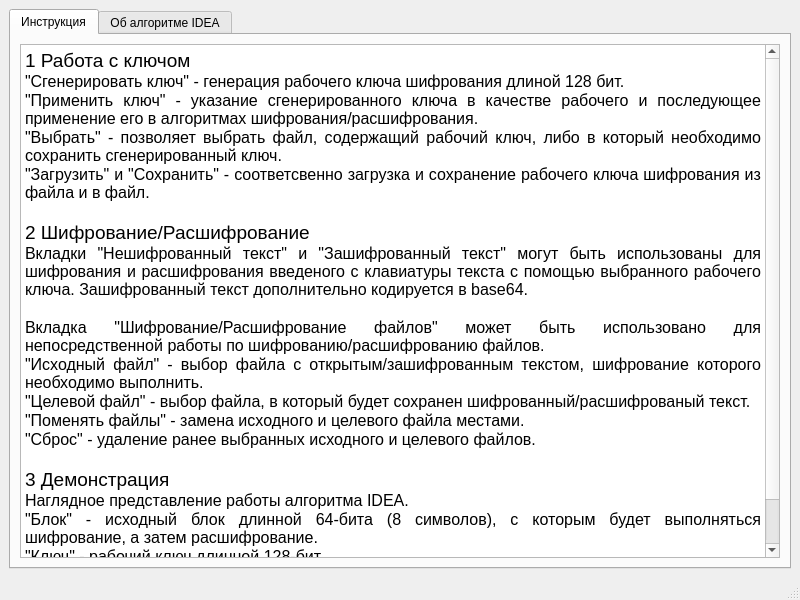
Qt form forms/help.ui (suiljex/idea_tools) before a commit.
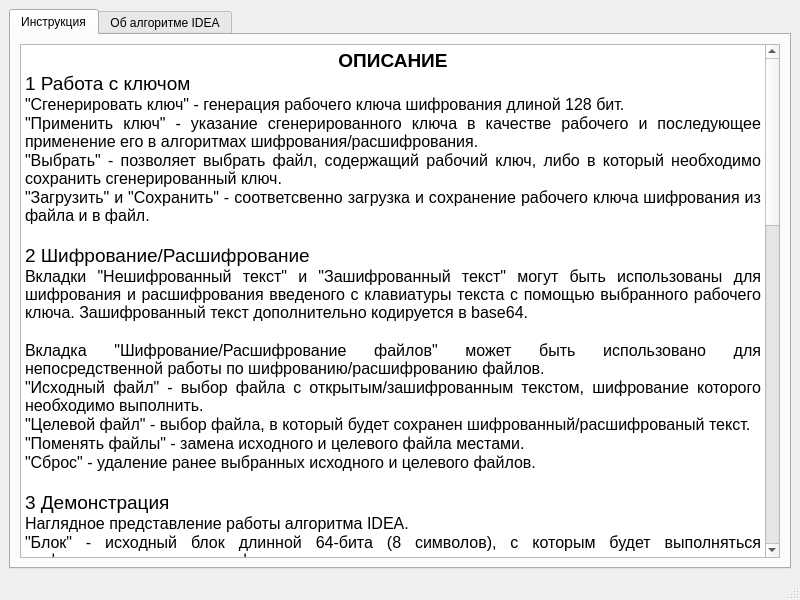
The same form after that commit.

Commit message: FIX Справка   Обновлена инструкция

```diff
--- a/forms/help.ui
+++ b/forms/help.ui
@@ -32,6 +32,7 @@
 &lt;html&gt;&lt;head&gt;&lt;meta name=&quot;qrichtext&quot; content=&quot;1&quot; /&gt;&lt;style type=&quot;text/css&quot;&gt;
 p, li { white-space: pre-wrap; }
 &lt;/style&gt;&lt;/head&gt;&lt;body style=&quot; font-family:'Sans'; font-size:9pt; font-weight:400; font-style:normal;&quot;&gt;
+&lt;p align=&quot;center&quot; style=&quot; margin-top:0px; margin-bottom:0px; margin-left:0px; margin-right:0px; -qt-block-indent:0; text-indent:0px;&quot;&gt;&lt;span style=&quot; font-size:14pt; font-weight:600;&quot;&gt;ОПИСАНИЕ&lt;/span&gt;&lt;/p&gt;
 &lt;p style=&quot; margin-top:0px; margin-bottom:0px; margin-left:0px; margin-right:0px; -qt-block-indent:0; text-indent:0px;&quot;&gt;&lt;span style=&quot; font-size:14pt;&quot;&gt;1 Работа с ключом&lt;/span&gt;&lt;/p&gt;
 &lt;p align=&quot;justify&quot; style=&quot; margin-top:0px; margin-bottom:0px; margin-left:0px; margin-right:0px; -qt-block-indent:0; text-indent:0px;&quot;&gt;&lt;span style=&quot; font-size:12pt;&quot;&gt;&amp;quot;Сгенерировать ключ&amp;quot; - генерация рабочего ключа шифрования длиной 128 бит.&lt;/span&gt;&lt;/p&gt;
 &lt;p align=&quot;justify&quot; style=&quot; margin-top:0px; margin-bottom:0px; margin-left:0px; margin-right:0px; -qt-block-indent:0; text-indent:0px;&quot;&gt;&lt;span style=&quot; font-size:12pt;&quot;&gt;&amp;quot;Применить ключ&amp;quot; - указание сгенерированного ключа в качестве рабочего и последующее применение его в алгоритмах шифрования/расшифрования.&lt;/span&gt;&lt;/p&gt;
@@ -52,7 +53,40 @@
 &lt;p align=&quot;justify&quot; style=&quot; margin-top:0px; margin-bottom:0px; margin-left:0px; margin-right:0px; -qt-block-indent:0; text-indent:0px;&quot;&gt;&lt;span style=&quot; font-size:12pt;&quot;&gt;&amp;quot;Блок&amp;quot; - исходный блок длинной 64-бита (8 символов), с которым будет выполняться шифрование, а затем расшифрование.&lt;/span&gt;&lt;/p&gt;
 &lt;p align=&quot;justify&quot; style=&quot; margin-top:0px; margin-bottom:0px; margin-left:0px; margin-right:0px; -qt-block-indent:0; text-indent:0px;&quot;&gt;&lt;span style=&quot; font-size:12pt;&quot;&gt;&amp;quot;Ключ&amp;quot; - рабочий ключ длинной 128-бит.&lt;/span&gt;&lt;/p&gt;
 &lt;p align=&quot;justify&quot; style=&quot; margin-top:0px; margin-bottom:0px; margin-left:0px; margin-right:0px; -qt-block-indent:0; text-indent:0px;&quot;&gt;&lt;span style=&quot; font-size:12pt;&quot;&gt;В выпадающем списке представлены все шаги алгоритма шифрования и расшифрования.&lt;/span&gt;&lt;/p&gt;
-&lt;p align=&quot;justify&quot; style=&quot; margin-top:0px; margin-bottom:0px; margin-left:0px; margin-right:0px; -qt-block-indent:0; text-indent:0px;&quot;&gt;&lt;span style=&quot; font-size:12pt;&quot;&gt;&amp;quot;Начать&amp;quot; - выполнить демонстрационное шифрование/расшифрование.&lt;/span&gt;&lt;/p&gt;&lt;/body&gt;&lt;/html&gt;</string>
+&lt;p align=&quot;justify&quot; style=&quot; margin-top:0px; margin-bottom:0px; margin-left:0px; margin-right:0px; -qt-block-indent:0; text-indent:0px;&quot;&gt;&lt;span style=&quot; font-size:12pt;&quot;&gt;&amp;quot;Начать&amp;quot; - выполнить демонстрационное шифрование/расшифрование.&lt;/span&gt;&lt;/p&gt;
+&lt;p align=&quot;justify&quot; style=&quot;-qt-paragraph-type:empty; margin-top:0px; margin-bottom:0px; margin-left:0px; margin-right:0px; -qt-block-indent:0; text-indent:0px; font-size:12pt;&quot;&gt;&lt;br /&gt;&lt;/p&gt;
+&lt;p align=&quot;center&quot; style=&quot; margin-top:0px; margin-bottom:0px; margin-left:0px; margin-right:0px; -qt-block-indent:0; text-indent:0px;&quot;&gt;&lt;span style=&quot; font-size:14pt; font-weight:600;&quot;&gt;ИНСТРУКЦИЯ&lt;/span&gt;&lt;/p&gt;
+&lt;p style=&quot; margin-top:0px; margin-bottom:0px; margin-left:0px; margin-right:0px; -qt-block-indent:0; text-indent:0px;&quot;&gt;&lt;span style=&quot; font-size:14pt;&quot;&gt;Шифрование текстов, вводимых вручную:&lt;/span&gt;&lt;/p&gt;
+&lt;p align=&quot;justify&quot; style=&quot; margin-top:0px; margin-bottom:0px; margin-left:0px; margin-right:0px; -qt-block-indent:0; text-indent:0px;&quot;&gt;&lt;span style=&quot; font-size:12pt;&quot;&gt;1) Выберите основание ключа - двоичное (2) или шестнадцатиричное (16)&lt;/span&gt;&lt;/p&gt;
+&lt;p align=&quot;justify&quot; style=&quot; margin-top:0px; margin-bottom:0px; margin-left:0px; margin-right:0px; -qt-block-indent:0; text-indent:0px;&quot;&gt;&lt;span style=&quot; font-size:12pt;&quot;&gt;2) Нажмите кнопку &amp;quot;Сгенерировать ключ&amp;quot; или введите ключ самостоятельно (128 бит - для двоичного основания и 32 разряда - для шестнадцатиричного), затем нажмите кнопку &amp;quot;Применить ключ&amp;quot; (Также в качестве источника ключа может служить ключевой файл, содержащий ключ в указанном основании, для использования его необходимо нажать кнопку &amp;quot;Выбрать&amp;quot;, выбрать файл, нажать кнопку &amp;quot;Загрузить&amp;quot;)&lt;/span&gt;&lt;/p&gt;
+&lt;p align=&quot;justify&quot; style=&quot; margin-top:0px; margin-bottom:0px; margin-left:0px; margin-right:0px; -qt-block-indent:0; text-indent:0px;&quot;&gt;&lt;span style=&quot; font-size:12pt;&quot;&gt;3) Перейдите на вкладку &amp;quot;Нешифрованный текст&amp;quot; и в пустом поле введите открытый текст, который необходимо зашифровать&lt;/span&gt;&lt;/p&gt;
+&lt;p align=&quot;justify&quot; style=&quot; margin-top:0px; margin-bottom:0px; margin-left:0px; margin-right:0px; -qt-block-indent:0; text-indent:0px;&quot;&gt;&lt;span style=&quot; font-size:12pt;&quot;&gt;4) Нажмите кнопку &amp;quot;Зашифровать&amp;quot;&lt;/span&gt;&lt;/p&gt;
+&lt;p align=&quot;justify&quot; style=&quot; margin-top:0px; margin-bottom:0px; margin-left:0px; margin-right:0px; -qt-block-indent:0; text-indent:0px;&quot;&gt;&lt;span style=&quot; font-size:12pt;&quot;&gt;5) Перейдите на вкладку &amp;quot;Зашифрованный текст&amp;quot;, там будет находится зашифрованный выбранным ключом исходный текст&lt;/span&gt;&lt;/p&gt;
+&lt;p style=&quot;-qt-paragraph-type:empty; margin-top:0px; margin-bottom:0px; margin-left:0px; margin-right:0px; -qt-block-indent:0; text-indent:0px; font-size:12pt;&quot;&gt;&lt;br /&gt;&lt;/p&gt;
+&lt;p style=&quot; margin-top:0px; margin-bottom:0px; margin-left:0px; margin-right:0px; -qt-block-indent:0; text-indent:0px;&quot;&gt;&lt;span style=&quot; font-size:14pt;&quot;&gt;Расшифрование текстов, вводимых вручную:&lt;/span&gt;&lt;/p&gt;
+&lt;p align=&quot;justify&quot; style=&quot; margin-top:0px; margin-bottom:0px; margin-left:0px; margin-right:0px; -qt-block-indent:0; text-indent:0px;&quot;&gt;&lt;span style=&quot; font-size:12pt;&quot;&gt;1), 2) Пункты 1 и 2 совпадают с этапами 1 и 2 Шифрования.&lt;/span&gt;&lt;/p&gt;
+&lt;p align=&quot;justify&quot; style=&quot; margin-top:0px; margin-bottom:0px; margin-left:0px; margin-right:0px; -qt-block-indent:0; text-indent:0px;&quot;&gt;&lt;span style=&quot; font-size:12pt;&quot;&gt;3) Перейдите на вкладку &amp;quot;Зашифрованный текст&amp;quot; и в пустом поле введите зашифрованный текст, который необходимо расшифровать&lt;/span&gt;&lt;/p&gt;
+&lt;p align=&quot;justify&quot; style=&quot; margin-top:0px; margin-bottom:0px; margin-left:0px; margin-right:0px; -qt-block-indent:0; text-indent:0px;&quot;&gt;&lt;span style=&quot; font-size:12pt;&quot;&gt;4) Нажмите кнопку &amp;quot;Расшифровать&amp;quot;&lt;/span&gt;&lt;/p&gt;
+&lt;p align=&quot;justify&quot; style=&quot; margin-top:0px; margin-bottom:0px; margin-left:0px; margin-right:0px; -qt-block-indent:0; text-indent:0px;&quot;&gt;&lt;span style=&quot; font-size:12pt;&quot;&gt;5) Перейдите на вкладку &amp;quot;Нешифрованный текст&amp;quot;, там будет находиться открытый текст&lt;/span&gt;&lt;/p&gt;
+&lt;p align=&quot;justify&quot; style=&quot;-qt-paragraph-type:empty; margin-top:0px; margin-bottom:0px; margin-left:0px; margin-right:0px; -qt-block-indent:0; text-indent:0px; font-size:12pt;&quot;&gt;&lt;br /&gt;&lt;/p&gt;
+&lt;p align=&quot;justify&quot; style=&quot; margin-top:0px; margin-bottom:0px; margin-left:0px; margin-right:0px; -qt-block-indent:0; text-indent:0px;&quot;&gt;&lt;span style=&quot; font-size:12pt;&quot;&gt;*Используемый для зашифрования/расшифрования ключ можно сохранить в файл. Для этого введите ключ, выберите файл и нажмите кнопку &amp;quot;Сохранить&amp;quot;&lt;/span&gt;&lt;/p&gt;
+&lt;p style=&quot;-qt-paragraph-type:empty; margin-top:0px; margin-bottom:0px; margin-left:0px; margin-right:0px; -qt-block-indent:0; text-indent:0px; font-size:12pt;&quot;&gt;&lt;br /&gt;&lt;/p&gt;
+&lt;p style=&quot; margin-top:0px; margin-bottom:0px; margin-left:0px; margin-right:0px; -qt-block-indent:0; text-indent:0px;&quot;&gt;&lt;span style=&quot; font-size:14pt;&quot;&gt;Шифрование/расшифрование данных из файлов:&lt;/span&gt;&lt;/p&gt;
+&lt;p align=&quot;justify&quot; style=&quot; margin-top:0px; margin-bottom:0px; margin-left:0px; margin-right:0px; -qt-block-indent:0; text-indent:0px;&quot;&gt;&lt;span style=&quot; font-size:12pt;&quot;&gt;1), 2) Пункты 1 и 2 совпадают с этапами 1 и 2 Шифрования&lt;/span&gt;&lt;/p&gt;
+&lt;p align=&quot;justify&quot; style=&quot; margin-top:0px; margin-bottom:0px; margin-left:0px; margin-right:0px; -qt-block-indent:0; text-indent:0px;&quot;&gt;&lt;span style=&quot; font-size:12pt;&quot;&gt;3) Нажмите кнопку &amp;quot;Исходный файл&amp;quot; и выберите файл для зашифрования/расшифрования&lt;/span&gt;&lt;/p&gt;
+&lt;p align=&quot;justify&quot; style=&quot; margin-top:0px; margin-bottom:0px; margin-left:0px; margin-right:0px; -qt-block-indent:0; text-indent:0px;&quot;&gt;&lt;span style=&quot; font-size:12pt;&quot;&gt;4) Нажмите кнопку &amp;quot;Целевой файл&amp;quot; и укажите файл, в который будет сохранен результат зашифрования/расшифрования&lt;/span&gt;&lt;/p&gt;
+&lt;p align=&quot;justify&quot; style=&quot; margin-top:0px; margin-bottom:0px; margin-left:0px; margin-right:0px; -qt-block-indent:0; text-indent:0px;&quot;&gt;&lt;span style=&quot; font-size:12pt;&quot;&gt;5) Нажмите кнопку &amp;quot;Зашифровать&amp;quot; или &amp;quot;Расшифровать&amp;quot; в зависимости от поставленной задачи&lt;/span&gt;&lt;/p&gt;
+&lt;p align=&quot;justify&quot; style=&quot;-qt-paragraph-type:empty; margin-top:0px; margin-bottom:0px; margin-left:0px; margin-right:0px; -qt-block-indent:0; text-indent:0px; font-size:12pt;&quot;&gt;&lt;br /&gt;&lt;/p&gt;
+&lt;p align=&quot;justify&quot; style=&quot; margin-top:0px; margin-bottom:0px; margin-left:0px; margin-right:0px; -qt-block-indent:0; text-indent:0px;&quot;&gt;&lt;span style=&quot; font-size:12pt;&quot;&gt;*С помощью кнопки &amp;quot;Поменять файлы&amp;quot; можно поменять местами исходный и целевой файлы&lt;/span&gt;&lt;/p&gt;
+&lt;p align=&quot;justify&quot; style=&quot; margin-top:0px; margin-bottom:0px; margin-left:0px; margin-right:0px; -qt-block-indent:0; text-indent:0px;&quot;&gt;&lt;span style=&quot; font-size:12pt;&quot;&gt;**С помощью кнопки &amp;quot;Сброс&amp;quot; можно очистить поля &amp;quot;Исходный файл&amp;quot; и &amp;quot;Целевой файл&amp;quot;&lt;/span&gt;&lt;/p&gt;
+&lt;p style=&quot;-qt-paragraph-type:empty; margin-top:0px; margin-bottom:0px; margin-left:0px; margin-right:0px; -qt-block-indent:0; text-indent:0px; font-size:12pt;&quot;&gt;&lt;br /&gt;&lt;/p&gt;
+&lt;p style=&quot; margin-top:0px; margin-bottom:0px; margin-left:0px; margin-right:0px; -qt-block-indent:0; text-indent:0px;&quot;&gt;&lt;span style=&quot; font-size:14pt;&quot;&gt;Режим демонстрации:&lt;/span&gt;&lt;/p&gt;
+&lt;p align=&quot;justify&quot; style=&quot; margin-top:0px; margin-bottom:0px; margin-left:0px; margin-right:0px; -qt-block-indent:0; text-indent:0px;&quot;&gt;&lt;span style=&quot; font-size:12pt;&quot;&gt;1) Укажите основание блока, который будет зашифрован/расшифрован - двоичное (2), шестнадцатеричное (16) или буквенное (Т)&lt;/span&gt;&lt;/p&gt;
+&lt;p align=&quot;justify&quot; style=&quot; margin-top:0px; margin-bottom:0px; margin-left:0px; margin-right:0px; -qt-block-indent:0; text-indent:0px;&quot;&gt;&lt;span style=&quot; font-size:12pt;&quot;&gt;2) Введите в поле &amp;quot;Блок&amp;quot; исходные данные&lt;/span&gt;&lt;/p&gt;
+&lt;p align=&quot;justify&quot; style=&quot; margin-top:0px; margin-bottom:0px; margin-left:0px; margin-right:0px; -qt-block-indent:0; text-indent:0px;&quot;&gt;&lt;span style=&quot; font-size:12pt;&quot;&gt;3) Укажите основание блока, который будет зашифрован/расшифрован - двоичное (2) или шестнадцатеричное (16)&lt;/span&gt;&lt;/p&gt;
+&lt;p align=&quot;justify&quot; style=&quot; margin-top:0px; margin-bottom:0px; margin-left:0px; margin-right:0px; -qt-block-indent:0; text-indent:0px;&quot;&gt;&lt;span style=&quot; font-size:12pt;&quot;&gt;4) Нажмите кнопку &amp;quot;Сгенерировать ключ&amp;quot; или введите ключ самостоятельно (128 бит - для двоичного основания и 32 разряда - для шестнадцатиричного)&lt;/span&gt;&lt;/p&gt;
+&lt;p align=&quot;justify&quot; style=&quot; margin-top:0px; margin-bottom:0px; margin-left:0px; margin-right:0px; -qt-block-indent:0; text-indent:0px;&quot;&gt;&lt;span style=&quot; font-size:12pt;&quot;&gt;5) Нажмите кнопку &amp;quot;Начать&amp;quot;&lt;/span&gt;&lt;/p&gt;
+&lt;p align=&quot;justify&quot; style=&quot; margin-top:0px; margin-bottom:0px; margin-left:0px; margin-right:0px; -qt-block-indent:0; text-indent:0px;&quot;&gt;&lt;span style=&quot; font-size:12pt;&quot;&gt;6) Далее переход между этапами шифрования/расшифрования осуществляется с помощью кнопок &amp;quot;Далее&amp;quot; и &amp;quot;Назад&amp;quot; или выпадающего списка, в котором указаны все этапы шифрования и расшифрования.&lt;/span&gt;&lt;/p&gt;&lt;/body&gt;&lt;/html&gt;</string>
           </property>
          </widget>
         </item>
```
